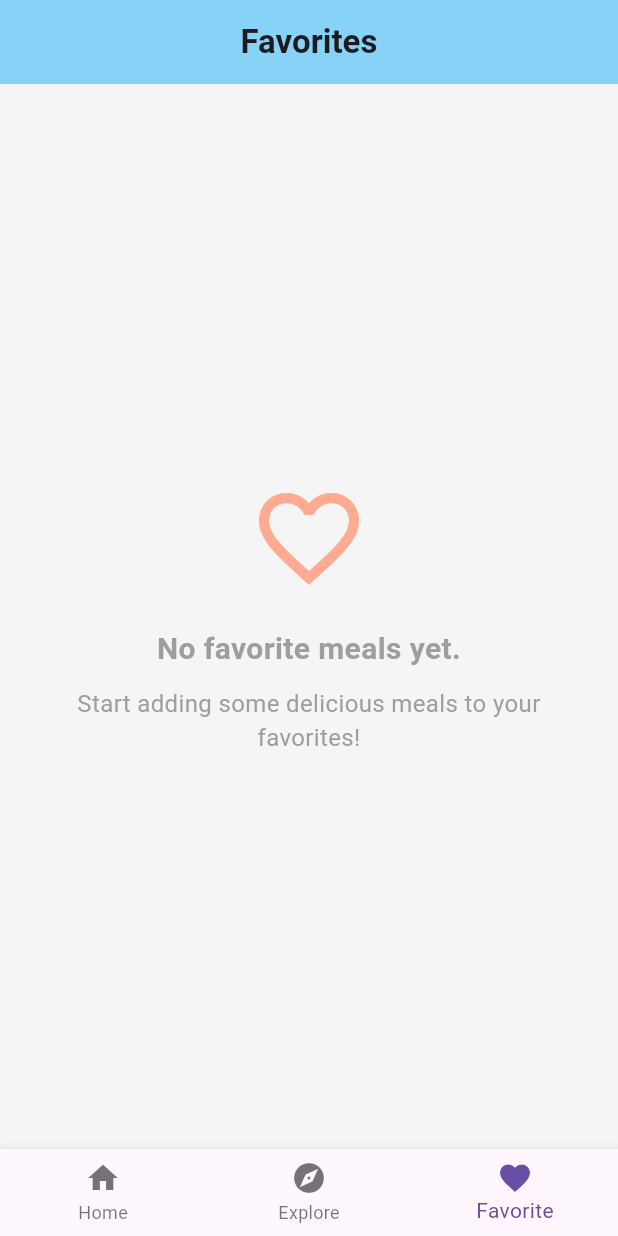
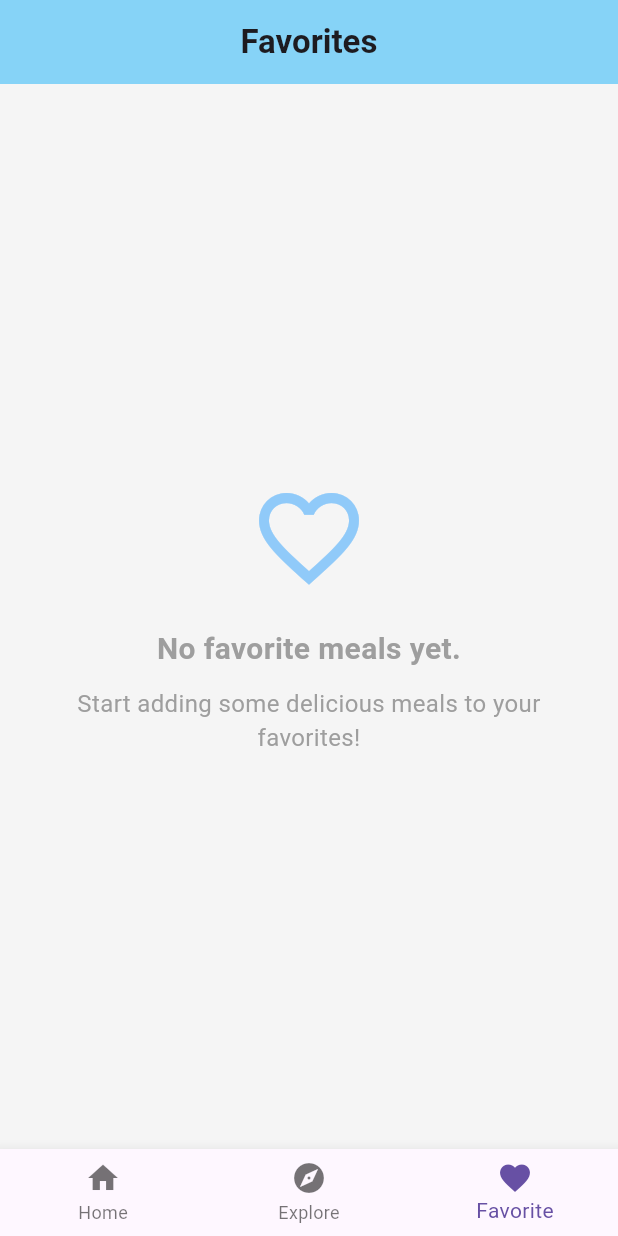
Before and after one commit to RUPP-art-works/recipe_finder_app, a Flutter app: the screen it shows after launch, item 3 of the bottom bar chosen, on a phone screen of 412 x 824 dp. Run offline on Flutter 3.47's test engine with Material 3 defaults, Android fonts, the phone set to English and light mode, and no system bars; our stand-ins replace shared_preferences; network calls fail.

Commit message:
unique color

```diff
--- a/lib/main.dart
+++ b/lib/main.dart
@@ -29,7 +29,7 @@ class RecipeFinderApp extends StatelessWidget {
     return MaterialApp(
       title: 'Recipe Finder',
       theme: ThemeData(
-        primarySwatch: Colors.deepPurple, // Changed theme for a new look
+        primarySwatch: Colors.blue, // Changed theme for a new look
         visualDensity: VisualDensity.adaptivePlatformDensity,
       ),
       // Set the home property to our new MainScreen
--- a/lib/screens/explore_screen.dart
+++ b/lib/screens/explore_screen.dart
@@ -68,7 +68,7 @@ class _ExploreScreenState extends State<ExploreScreen> {
       appBar: AppBar(
         title: const Text('Explore Recipes'),
         centerTitle: true,
-        backgroundColor: Colors.deepOrangeAccent,
+        backgroundColor: Colors.blueAccent,
       ),
       body: Column(
         children: [
--- a/lib/screens/favorite_screen.dart
+++ b/lib/screens/favorite_screen.dart
@@ -33,7 +33,7 @@ class FavoriteScreen extends StatelessWidget {
                     Icon(
                       Icons.favorite_border,
                       size: 80,
-                      color: Colors.deepOrange.shade200,
+                      color: Colors.blue.shade200,
                     ),
                     const SizedBox(height: 20),
                     const Text(
```
Also changed, not shown: lib/screens/meal_detail_screen.dart (+6 -6 lines).
